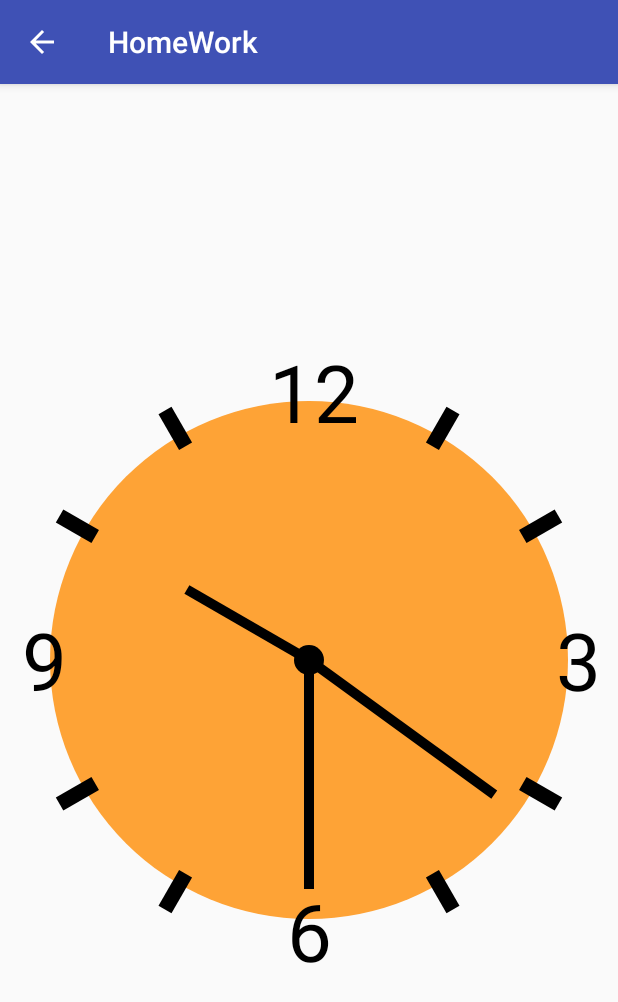
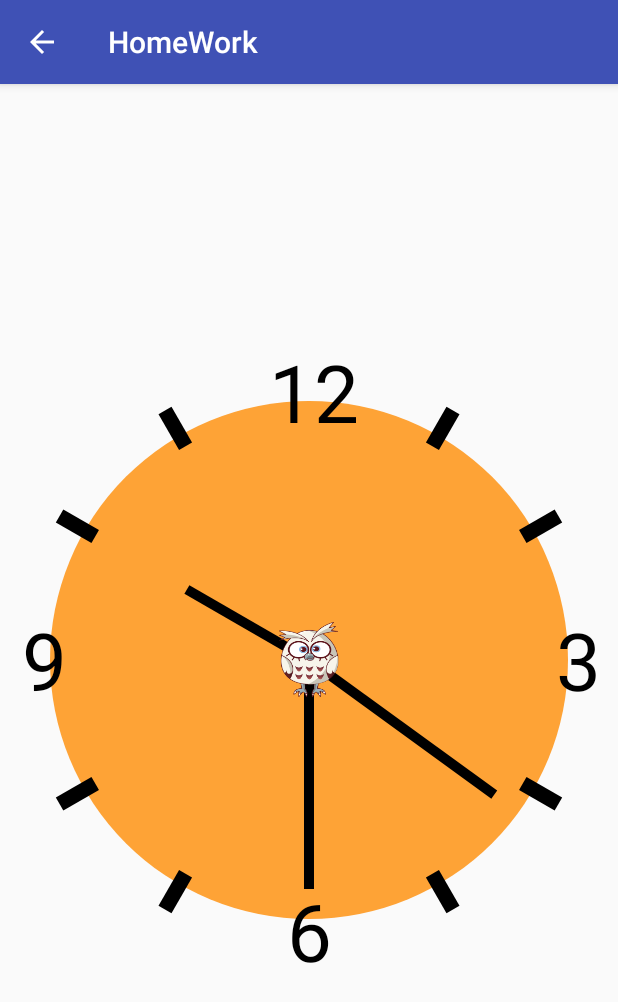
Before and after one commit to Mits1388/AndroidProject, an Android app: the ClockActivity screen opened directly, with no data from a screen before it, on a phone screen of 412 x 824 dp. Shown: the top 1002 px of the screen. Run offline under Robolectric (Android 15) with nearby library versions, the phone set to English and light mode, and no system bars.

Commit message:
homework

```diff
--- a/MyFirstProject/app/src/main/AndroidManifest.xml
+++ b/MyFirstProject/app/src/main/AndroidManifest.xml
@@ -27,5 +27,7 @@
             android:parentActivityName=".MenuActivity"/>
         <activity android:name=".homework4.ClockActivity"
             android:parentActivityName=".homework4.HomeWork4Activity"/>
+        <activity android:name=".homework5.HomeWork5Activity"
+            android:parentActivityName=".MenuActivity"/>
     </application>
 </manifest>
--- a/MyFirstProject/app/src/main/java/com/example/mits16/myfirstproject/homework4/ClockActivity.java
+++ b/MyFirstProject/app/src/main/java/com/example/mits16/myfirstproject/homework4/ClockActivity.java
@@ -1,10 +1,13 @@
 package com.example.mits16.myfirstproject.homework4;
 
 
+import android.graphics.drawable.AnimationDrawable;
 import android.os.Bundle;
 import android.support.annotation.Nullable;
 import android.support.v7.app.AppCompatActivity;
+import android.widget.ImageView;
 
+import com.example.mits16.myfirstproject.R;
 
 
 /**
@@ -13,11 +16,18 @@ import android.support.v7.app.AppCompatActivity;
 
 public class ClockActivity extends AppCompatActivity {
 
+    private ImageView imageView;
+    private AnimationDrawable animationDrawable;
 
     @Override
     protected void onCreate(@Nullable Bundle savedInstanceState) {
         super.onCreate(savedInstanceState);
-        CustomView customView = new CustomView(this);
-        setContentView(customView);
+        /*CustomView customView = new CustomView(this);
+         setContentView(customView);*/
+        setContentView(R.layout.activity_clock);
+        imageView = (ImageView)findViewById(R.id.imageView2);
+        imageView.setBackgroundResource(R.drawable.owl);
+        animationDrawable = (AnimationDrawable) imageView.getBackground();
+        animationDrawable.start();
     }
 }
--- a/MyFirstProject/app/src/main/java/com/example/mits16/myfirstproject/homework4/CustomView.java
+++ b/MyFirstProject/app/src/main/java/com/example/mits16/myfirstproject/homework4/CustomView.java
@@ -142,7 +142,7 @@ public class CustomView  extends View{
             init();
         }
         drawCircle(canvas);
-        drawCenter(canvas);
+        //drawCenter(canvas);
         drawDial(canvas);
         drawHands(canvas);
         postInvalidateDelayed(500);
@@ -211,10 +211,7 @@ public class CustomView  extends View{
     }
 
 
-    private void drawCenter(Canvas canvas) {
+   /* private void drawCenter(Canvas canvas) {
         canvas.drawCircle(width/2,height/2, 15, paint);
-        /* Bitmap myBitmap = BitmapFactory.decodeResource(getResources(), R.mipmap.sova_anmation_1);
-            canvas.drawBitmap(myBitmap, width / 2, height / 2, paint);*/
-
-    }
+    }*/
 }
--- a/MyFirstProject/app/src/main/res/layout/activity_clock.xml
+++ b/MyFirstProject/app/src/main/res/layout/activity_clock.xml
@@ -5,9 +5,13 @@
     android:layout_width="match_parent"
     android:layout_height="match_parent">
 
-
  <com.example.mits16.myfirstproject.homework4.CustomView
      android:layout_width="match_parent"
      android:layout_height="match_parent" />
-
+ <ImageView
+     android:id="@+id/imageView2"
+     android:layout_width="40dp"
+     android:layout_height="50dp"
+     android:layout_centerVertical="true"
+     android:layout_centerHorizontal="true"/>
 </RelativeLayout>
--- a/MyFirstProject/app/src/main/res/values/strings.xml
+++ b/MyFirstProject/app/src/main/res/values/strings.xml
@@ -20,4 +20,5 @@
     <string name="start">Start</string>
     <string name="stop">Stop</string>
     <string name="clock">Clock</string>
+    <string name="homework5">HomeWork5</string>
 </resources>
```
Also changed, not shown: MyFirstProject/app/src/main/java/com/example/mits16/myfirstproject/MenuActivity.java (+7 -0 lines), MyFirstProject/app/src/main/java/com/example/mits16/myfirstproject/homework5/HomeWork5Activity.java (added, +25 -0 lines), MyFirstProject/app/src/main/res/layout/activity_homework5.xml (added, +24 -0 lines), MyFirstProject/app/src/main/res/layout/activity_menu.xml (+8 -0 lines), MyFirstProject/app/src/main/res/mipmap-xxhdpi/wifi_off.png (added), MyFirstProject/app/src/main/res/mipmap-xxhdpi/wifi_on.png (added).
